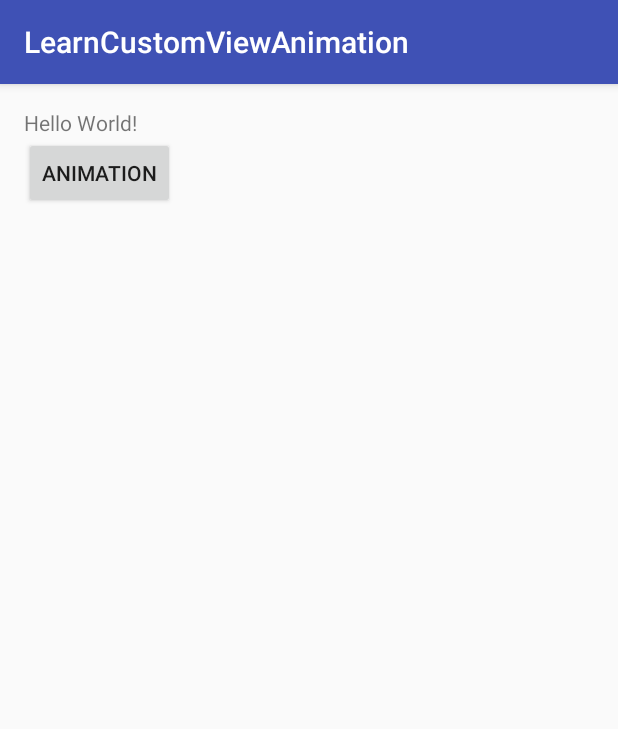
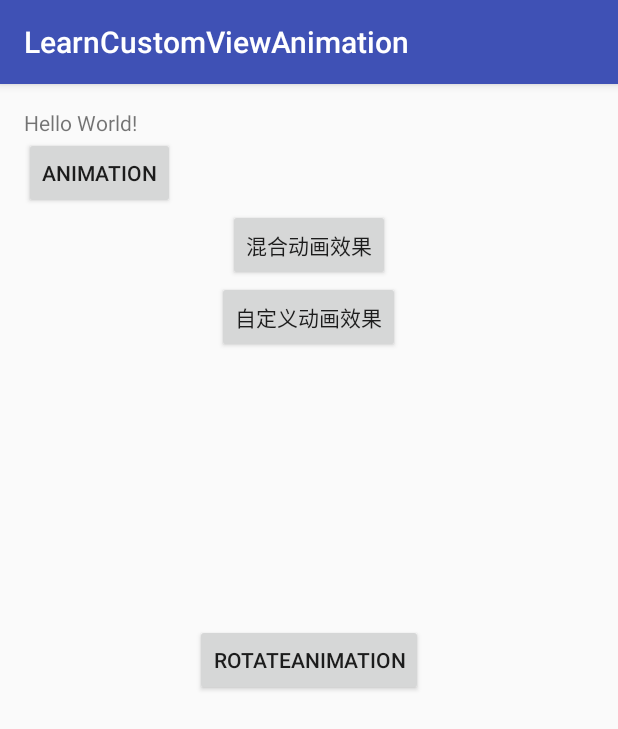
Before and after one commit to zheng-zy/AndroidStudioProjects, an Android app: the screen it shows after launch (MainActivity), on a phone screen of 412 x 824 dp. Shown: the top 729 px of the screen. Run offline under Robolectric (Android 15) with nearby library versions, the phone set to English and light mode, and no system bars.

Commit message:
view动画效果结束

```diff
--- /dev/null
+++ b/LearnCustomViewAnimation/app/src/main/java/com/zhengzy/learncustomviewanimation/CustomAnim.java
@@ -0,0 +1,49 @@
+package com.zhengzy.learncustomviewanimation;
+
+import android.util.Log;
+import android.view.animation.Animation;
+import android.view.animation.Transformation;
+
+/**
+ * Created by zhengzy on 2015/11/27.
+ */
+public class CustomAnim extends Animation {
+
+    /**
+     * 在初始化的时候被执行，可以获取目标控件的宽高
+     *
+     * @param width  目标控件宽
+     * @param height 目标控件高
+     * @param parentWidth  父控件宽
+     * @param parentHeight 父控件高
+     */
+    @Override
+    public void initialize(int width, int height, int parentWidth, int parentHeight) {
+        super.initialize(width, height, parentWidth, parentHeight);
+        Log.i("Tag", "获取目标对象的宽高");
+        Log.i("Tag", String.valueOf(width) + "||" + String.valueOf(height) + "||" + String.valueOf(parentWidth) + "||" + String.valueOf(parentHeight));
+    }
+
+    /**
+     * interpolatedTime：动画补间 从0到1一直执行
+     *
+     * @param interpolatedTime
+     * @param t
+     */
+    @Override
+    protected void applyTransformation(float interpolatedTime, Transformation t) {
+        super.applyTransformation(interpolatedTime, t);
+        // 相当于透明动画效果
+//        t.setAlpha(interpolatedTime);
+
+        // 相当于位移动画效果
+//        t.getMatrix().setTranslate(200*interpolatedTime, 200*interpolatedTime);
+
+        // 左右摇摆
+        t.getMatrix().setTranslate((float)(Math.sin(interpolatedTime*20)*50), 0);
+
+
+        Log.i("Tag", String.valueOf(interpolatedTime));
+
+    }
+}
--- a/LearnCustomViewAnimation/app/src/main/java/com/zhengzy/learncustomviewanimation/MainActivity.java
+++ b/LearnCustomViewAnimation/app/src/main/java/com/zhengzy/learncustomviewanimation/MainActivity.java
@@ -2,28 +2,91 @@ package com.zhengzy.learncustomviewanimation;
 
 import android.os.Bundle;
 import android.support.v7.app.AppCompatActivity;
+import android.util.Log;
 import android.view.View;
 import android.view.animation.AlphaAnimation;
+import android.view.animation.Animation;
+import android.view.animation.AnimationSet;
 import android.view.animation.AnimationUtils;
+import android.view.animation.RotateAnimation;
 import android.widget.Button;
+import android.widget.Toast;
 
 public class MainActivity extends AppCompatActivity {
 
-    private Button button;
+    private Button button, button2, button3, button4;
 
     @Override
     protected void onCreate(Bundle savedInstanceState) {
         super.onCreate(savedInstanceState);
         setContentView(R.layout.activity_main);
         button = (Button) findViewById(R.id.button);
+        button2 = (Button) findViewById(R.id.button2);
+        button3 = (Button) findViewById(R.id.button3);
+        button4 = (Button) findViewById(R.id.button4);
         button.setOnClickListener(new View.OnClickListener() {
             @Override
             public void onClick(View view) {
+                //透明动画效果
 //                AlphaAnimation alphaAnimation = new AlphaAnimation(0, 1);
 //                alphaAnimation.setDuration(1000);
 //                view.startAnimation(alphaAnimation);
                 view.startAnimation(AnimationUtils.loadAnimation(getApplicationContext(), R.anim.animation_xml));
             }
         });
+        button2.setOnClickListener(new View.OnClickListener() {
+            @Override
+            public void onClick(View v) {
+                //旋转动画效果
+//                RotateAnimation rotateAnimation = new RotateAnimation(0, 360, Animation.RELATIVE_TO_SELF, 0.5f, Animation.RELATIVE_TO_SELF, 0.5f);
+//                rotateAnimation.setDuration(1000);
+//                v.startAnimation(rotateAnimation);
+                v.startAnimation(AnimationUtils.loadAnimation(getApplicationContext(), R.anim.rotate_xml));
+            }
+        });
+
+        button3.setOnClickListener(new View.OnClickListener() {
+            @Override
+            public void onClick(View v) {
+                //混合动画效果
+//                AnimationSet animationSet = new AnimationSet(true);
+//                animationSet.setDuration(1000);
+//                AlphaAnimation alphaAnimation = new AlphaAnimation(0, 1);
+//                alphaAnimation.setDuration(1000);
+//                RotateAnimation rotateAnimation = new RotateAnimation(0, 360, Animation.RELATIVE_TO_SELF, 0.5f, Animation.RELATIVE_TO_SELF, 0.5f);
+//                rotateAnimation.setDuration(1000);
+//                animationSet.addAnimation(alphaAnimation);
+//                animationSet.addAnimation(rotateAnimation);
+//                v.startAnimation(animationSet);
+                //View动画-动画效果监听
+                Animation animation = AnimationUtils.loadAnimation(getApplicationContext(), R.anim.set_xml);
+                animation.setAnimationListener(new Animation.AnimationListener() {
+                    @Override
+                    public void onAnimationStart(Animation animation) {
+
+                    }
+
+                    @Override
+                    public void onAnimationEnd(Animation animation) {
+                        Toast.makeText(MainActivity.this, "Animation end", Toast.LENGTH_SHORT).show();
+                    }
+
+                    @Override
+                    public void onAnimationRepeat(Animation animation) {
+
+                    }
+                });
+                v.startAnimation(animation);
+
+            }
+        });
+        button4.setOnClickListener(new View.OnClickListener() {
+            @Override
+            public void onClick(View v) {
+                CustomAnim customAnim = new CustomAnim();
+                customAnim.setDuration(1000);
+                v.startAnimation(customAnim);
+            }
+        });
     }
 }
--- /dev/null
+++ b/LearnCustomViewAnimation/app/src/main/res/anim/rotate_xml.xml
@@ -0,0 +1,7 @@
+<?xml version="1.0" encoding="utf-8"?>
+<rotate xmlns:android="http://schemas.android.com/apk/res/android"
+    android:duration="1000"
+    android:fromDegrees="0"
+    android:pivotX="50%"
+    android:pivotY="50%"
+    android:toDegrees="360"></rotate>
--- /dev/null
+++ b/LearnCustomViewAnimation/app/src/main/res/anim/set_xml.xml
@@ -0,0 +1,13 @@
+<?xml version="1.0" encoding="utf-8"?>
+<set xmlns:android="http://schemas.android.com/apk/res/android"
+    android:duration="1000"
+    android:shareInterpolator="true">
+    <alpha
+        android:fromAlpha="0"
+        android:toAlpha="1"></alpha>
+    <rotate
+        android:fromDegrees="0"
+        android:pivotX="50%"
+        android:pivotY="50%"
+        android:toDegrees="360"></rotate>
+</set>
--- a/LearnCustomViewAnimation/app/src/main/res/layout/activity_main.xml
+++ b/LearnCustomViewAnimation/app/src/main/res/layout/activity_main.xml
@@ -18,4 +18,28 @@
         android:layout_below="@+id/textView"
         android:layout_alignParentLeft="true"
         android:layout_alignParentStart="true" />
+
+    <Button
+        android:layout_width="wrap_content"
+        android:layout_height="wrap_content"
+        android:text="RotateAnimation"
+        android:id="@+id/button2"
+        android:layout_centerVertical="true"
+        android:layout_centerHorizontal="true" />
+
+    <Button
+        android:layout_width="wrap_content"
+        android:layout_height="wrap_content"
+        android:text="混合动画效果"
+        android:id="@+id/button3"
+        android:layout_below="@+id/button"
+        android:layout_centerHorizontal="true" />
+
+    <Button
+        android:layout_width="wrap_content"
+        android:layout_height="wrap_content"
+        android:text="自定义动画效果"
+        android:id="@+id/button4"
+        android:layout_below="@+id/button3"
+        android:layout_centerHorizontal="true" />
 </RelativeLayout>
```
